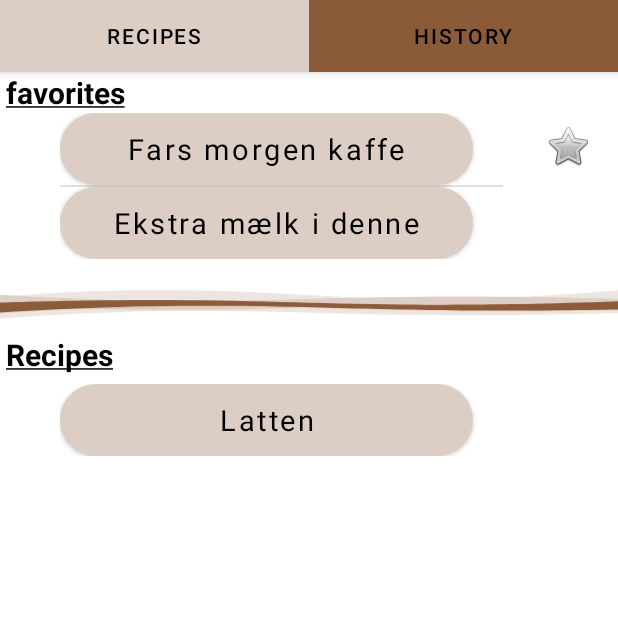
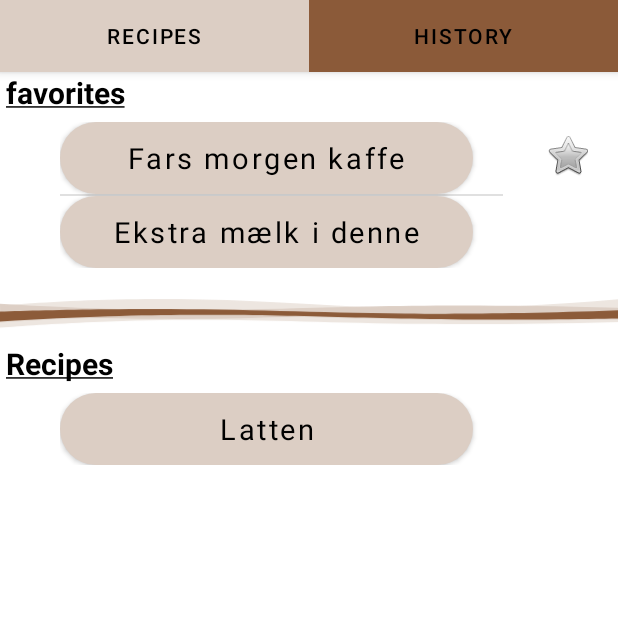
Before and after one commit to ElinorMohr/brogB1, an Android app: the Recipes screen opened directly, with no data from a screen before it, on a phone screen of 412 x 824 dp, the top half of it. Run offline under Robolectric (Android 15) with nearby library versions, the phone set to English and light mode, and no system bars; Roboto replaces fonts that are not available here.

Commit message:
lige tilføjet en marginTop på favorite

```diff
--- a/app/src/main/res/layout/recipes_layout.xml
+++ b/app/src/main/res/layout/recipes_layout.xml
@@ -19,10 +19,12 @@
 
         android:text="@string/favorites" />
     <LinearLayout
+        android:layout_marginTop="6dp"
         android:layout_width="match_parent"
         android:layout_height="wrap_content"
         android:orientation="horizontal">
         <ListView
+
             android:id="@+id/list_view_favorites"
             android:layout_width="wrap_content"
             android:layout_height="wrap_content"
```
